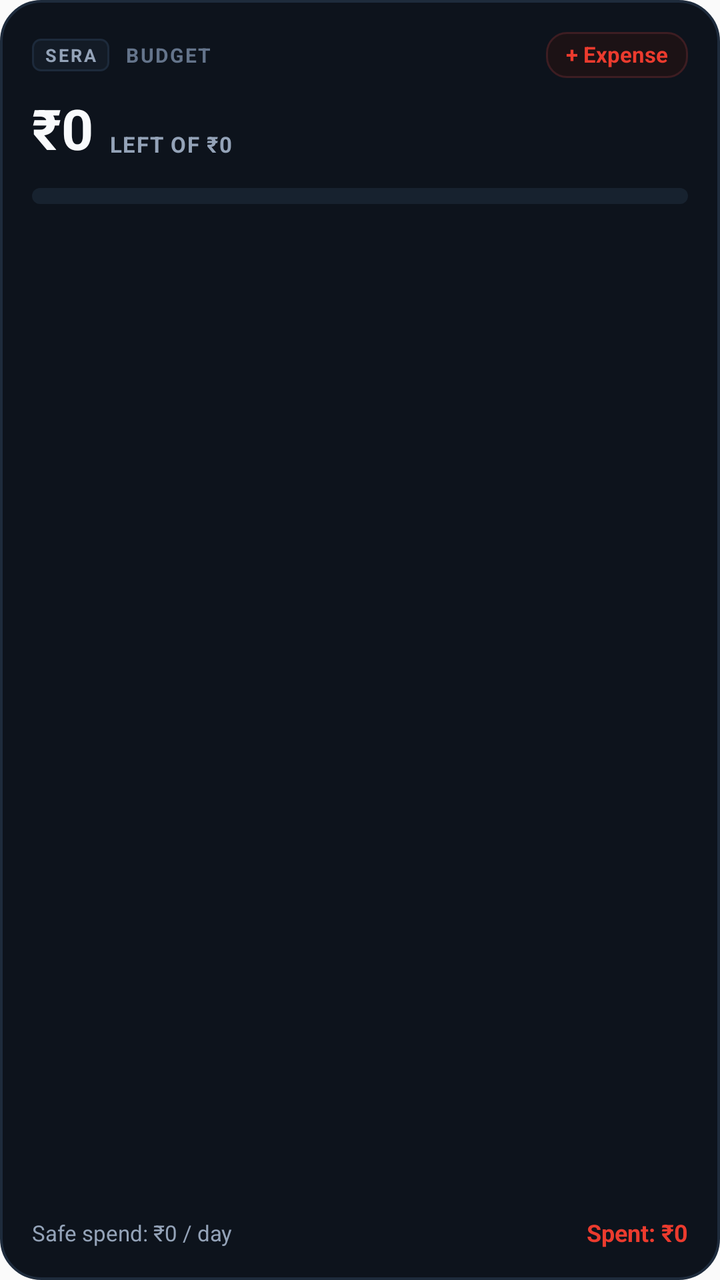
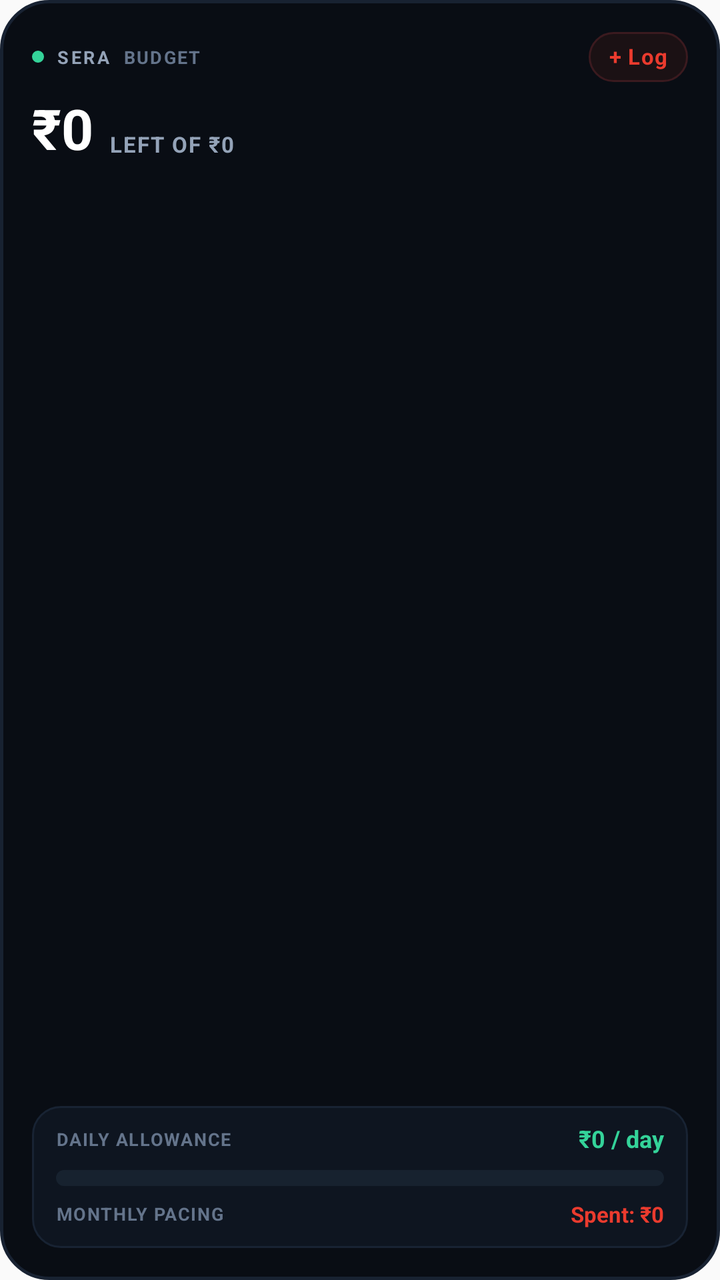

Before-and-after screenshots of an Android layout around one commit, followed by the original layout XML and the change that was made.
<!-- AndroidManifest.xml: application theme AppTheme -->
<!-- res/layout/sera_widget_budget.xml -->
<?xml version="1.0" encoding="utf-8"?>
<LinearLayout xmlns:android="http://schemas.android.com/apk/res/android"
    android:id="@+id/widget_budget_root"
    android:layout_width="match_parent"
    android:layout_height="match_parent"
    android:background="@drawable/widget_card_bg"
    android:orientation="vertical"
    android:padding="16dp">

    
    <LinearLayout
        android:layout_width="match_parent"
        android:layout_height="wrap_content"
        android:gravity="center_vertical"
        android:orientation="horizontal">

        <LinearLayout
            android:layout_width="0dp"
            android:layout_height="wrap_content"
            android:layout_weight="1"
            android:gravity="center_vertical"
            android:orientation="horizontal">

            <TextView
                android:layout_width="wrap_content"
                android:layout_height="wrap_content"
                android:background="@drawable/widget_pill_badge_bg"
                android:letterSpacing="0.12"
                android:paddingStart="6dp"
                android:paddingTop="2dp"
                android:paddingEnd="6dp"
                android:paddingBottom="2dp"
                android:text="SERA"
                android:textColor="#94A3B8"
                android:textSize="9sp"
                android:textStyle="bold" />

            <TextView
                android:layout_width="wrap_content"
                android:layout_height="wrap_content"
                android:layout_marginStart="8dp"
                android:ellipsize="end"
                android:letterSpacing="0.08"
                android:maxLines="1"
                android:text="BUDGET"
                android:textColor="#64748B"
                android:textSize="10sp"
                android:textStyle="bold" />
        </LinearLayout>

        <TextView
            android:id="@+id/btn_budget_add_expense"
            android:layout_width="wrap_content"
            android:layout_height="wrap_content"
            android:background="@drawable/widget_btn_expense_bg"
            android:includeFontPadding="false"
            android:maxLines="1"
            android:paddingStart="10dp"
            android:paddingTop="5dp"
            android:paddingEnd="10dp"
            android:paddingBottom="5dp"
            android:text="+ Expense"
            android:textColor="#EB3B2E"
            android:textSize="11sp"
            android:textStyle="bold" />
    </LinearLayout>

    
    <LinearLayout
        android:layout_width="match_parent"
        android:layout_height="wrap_content"
        android:layout_marginTop="10dp"
        android:baselineAligned="false"
        android:gravity="bottom"
        android:orientation="horizontal">

        <TextView
            android:id="@+id/widget_budget_remaining"
            android:layout_width="wrap_content"
            android:layout_height="wrap_content"
            android:includeFontPadding="false"
            android:text="₹0"
            android:textColor="#F8FAFC"
            android:textSize="28sp"
            android:textStyle="bold" />

        <TextView
            android:id="@+id/widget_budget_total"
            android:layout_width="wrap_content"
            android:layout_height="wrap_content"
            android:layout_marginStart="8dp"
            android:layout_marginBottom="3dp"
            android:ellipsize="end"
            android:includeFontPadding="false"
            android:letterSpacing="0.05"
            android:maxLines="1"
            android:text="LEFT OF ₹0"
            android:textColor="#94A3B8"
            android:textSize="11sp"
            android:textStyle="bold" />
    </LinearLayout>

    
    <ProgressBar
        android:id="@+id/widget_budget_progress"
        style="?android:attr/progressBarStyleHorizontal"
        android:layout_width="match_parent"
        android:layout_height="8dp"
        android:layout_marginTop="12dp"
        android:max="100"
        android:progress="0"
        android:progressDrawable="@drawable/widget_progress_bar" />

    
    <FrameLayout
        android:layout_width="match_parent"
        android:layout_height="0dp"
        android:layout_weight="1" />

    
    <LinearLayout
        android:layout_width="match_parent"
        android:layout_height="wrap_content"
        android:layout_marginTop="8dp"
        android:gravity="center_vertical"
        android:orientation="horizontal">

        <TextView
            android:id="@+id/widget_budget_daily_pace"
            android:layout_width="0dp"
            android:layout_height="wrap_content"
            android:layout_weight="1"
            android:ellipsize="end"
            android:includeFontPadding="false"
            android:maxLines="1"
            android:text="Safe spend: ₹0 / day"
            android:textColor="#94A3B8"
            android:textSize="11sp" />

        <TextView
            android:id="@+id/widget_budget_spent_total"
            android:layout_width="wrap_content"
            android:layout_height="wrap_content"
            android:includeFontPadding="false"
            android:maxLines="1"
            android:text="Spent: ₹0"
            android:textColor="#EB3B2E"
            android:textSize="12sp"
            android:textStyle="bold" />
    </LinearLayout>
</LinearLayout>
<!-- resources referenced by this layout -->
<resources>
  <!-- drawable widget_btn_expense_bg (drawable) -->
  <?xml version="1.0" encoding="utf-8"?>
  <shape xmlns:android="http://schemas.android.com/apk/res/android"
      android:shape="rectangle">
      <solid android:color="#1C1215" />
      <corners android:radius="10dp" />
      <stroke
          android:width="1dp"
          android:color="#3D1D22" />
  </shape>
  <!-- drawable widget_card_bg (drawable) -->
  <?xml version="1.0" encoding="utf-8"?>
  <shape xmlns:android="http://schemas.android.com/apk/res/android"
      android:shape="rectangle">
      <solid android:color="#0D131C" />
      <corners android:radius="20dp" />
      <stroke
          android:width="1.2dp"
          android:color="#1E2B3C" />
  </shape>
  <!-- drawable widget_pill_badge_bg (drawable) -->
  <?xml version="1.0" encoding="utf-8"?>
  <shape xmlns:android="http://schemas.android.com/apk/res/android"
      android:shape="rectangle">
      <solid android:color="#131B26" />
      <corners android:radius="4dp" />
      <stroke
          android:width="1dp"
          android:color="#1D2A3B" />
  </shape>
  <!-- drawable widget_progress_bar (drawable) -->
  <?xml version="1.0" encoding="utf-8"?>
  <layer-list xmlns:android="http://schemas.android.com/apk/res/android">
      <item android:id="@android:id/background">
          <shape>
              <corners android:radius="4dp" />
              <solid android:color="#17222F" />
          </shape>
      </item>
      <item android:id="@android:id/progress">
          <clip>
              <shape>
                  <corners android:radius="4dp" />
                  <solid android:color="#34D399" />
              </shape>
          </clip>
      </item>
  </layer-list>
  <style name="AppTheme" parent="Theme.AppCompat.DayNight.NoActionBar">
          
          <item name="android:editTextBackground">@drawable/rn_edit_text_material</item>
      </style>
  <!-- drawable rn_edit_text_material (drawable) -->
  <?xml version="1.0" encoding="utf-8"?>
  <inset xmlns:android="http://schemas.android.com/apk/res/android"
         android:insetLeft="@dimen/abc_edit_text_inset_horizontal_material"
         android:insetRight="@dimen/abc_edit_text_inset_horizontal_material"
         android:insetTop="@dimen/abc_edit_text_inset_top_material"
         android:insetBottom="@dimen/abc_edit_text_inset_bottom_material"
         >
  
      <selector>
          
          <item android:state_enabled="false" android:drawable="@drawable/abc_textfield_default_mtrl_alpha"/>
          <item android:drawable="@drawable/abc_textfield_activated_mtrl_alpha"/>
      </selector>
  
  </inset>
</resources>

<!-- the commit's change to res/layout/sera_widget_budget.xml (unified diff, before → after) -->
@@ -21,15 +21,17 @@
             android:gravity="center_vertical"
             android:orientation="horizontal">
 
+            <ImageView
+                android:layout_width="6dp"
+                android:layout_height="6dp"
+                android:contentDescription="Live"
+                android:src="@drawable/widget_dot_live" />
+
             <TextView
                 android:layout_width="wrap_content"
                 android:layout_height="wrap_content"
-                android:background="@drawable/widget_pill_badge_bg"
-                android:letterSpacing="0.12"
-                android:paddingStart="6dp"
-                android:paddingTop="2dp"
-                android:paddingEnd="6dp"
-                android:paddingBottom="2dp"
+                android:layout_marginStart="6dp"
+                android:letterSpacing="0.14"
                 android:text="SERA"
                 android:textColor="#94A3B8"
                 android:textSize="9sp"
@@ -38,13 +40,13 @@
             <TextView
                 android:layout_width="wrap_content"
                 android:layout_height="wrap_content"
-                android:layout_marginStart="8dp"
+                android:layout_marginStart="6dp"
                 android:ellipsize="end"
                 android:letterSpacing="0.08"
                 android:maxLines="1"
                 android:text="BUDGET"
                 android:textColor="#64748B"
-                android:textSize="10sp"
+                android:textSize="9sp"
                 android:textStyle="bold" />
         </LinearLayout>
 
@@ -54,12 +56,13 @@
             android:layout_height="wrap_content"
             android:background="@drawable/widget_btn_expense_bg"
             android:includeFontPadding="false"
+            android:letterSpacing="0.04"
             android:maxLines="1"
             android:paddingStart="10dp"
-            android:paddingTop="5dp"
+            android:paddingTop="6dp"
             android:paddingEnd="10dp"
-            android:paddingBottom="5dp"
-            android:text="+ Expense"
+            android:paddingBottom="6dp"
+            android:text="+ Log"
             android:textColor="#EB3B2E"
             android:textSize="11sp"
             android:textStyle="bold" />
@@ -69,7 +72,7 @@
     <LinearLayout
         android:layout_width="match_parent"
         android:layout_height="wrap_content"
-        android:layout_marginTop="10dp"
+        android:layout_marginTop="8dp"
         android:baselineAligned="false"
         android:gravity="bottom"
         android:orientation="horizontal">
@@ -80,7 +83,7 @@
             android:layout_height="wrap_content"
             android:includeFontPadding="false"
             android:text="₹0"
-            android:textColor="#F8FAFC"
+            android:textColor="#FFFFFF"
             android:textSize="28sp"
             android:textStyle="bold" />
 
@@ -92,24 +95,13 @@
             android:layout_marginBottom="3dp"
             android:ellipsize="end"
             android:includeFontPadding="false"
-            android:letterSpacing="0.05"
+            android:letterSpacing="0.06"
             android:maxLines="1"
             android:text="LEFT OF ₹0"
             android:textColor="#94A3B8"
             android:textSize="11sp"
             android:textStyle="bold" />
     </LinearLayout>
-
-    
-    <ProgressBar
-        android:id="@+id/widget_budget_progress"
-        style="?android:attr/progressBarStyleHorizontal"
-        android:layout_width="match_parent"
-        android:layout_height="8dp"
-        android:layout_marginTop="12dp"
-        android:max="100"
-        android:progress="0"
-        android:progressDrawable="@drawable/widget_progress_bar" />
 
     
     <FrameLayout
@@ -121,31 +113,84 @@
     <LinearLayout
         android:layout_width="match_parent"
         android:layout_height="wrap_content"
-        android:layout_marginTop="8dp"
-        android:gravity="center_vertical"
-        android:orientation="horizontal">
+        android:background="@drawable/widget_item_bg"
+        android:orientation="vertical"
+        android:paddingStart="12dp"
+        android:paddingTop="10dp"
+        android:paddingEnd="12dp"
+        android:paddingBottom="10dp">
 
-        <TextView
-            android:id="@+id/widget_budget_daily_pace"
-            android:layout_width="0dp"
+        <LinearLayout
+            android:layout_width="match_parent"
             android:layout_height="wrap_content"
-            android:layout_weight="1"
-            android:ellipsize="end"
-            android:includeFontPadding="false"
-            android:maxLines="1"
-            android:text="Safe spend: ₹0 / day"
-            android:textColor="#94A3B8"
-            android:textSize="11sp" />
+            android:gravity="center_vertical"
+            android:orientation="horizontal">
 
-        <TextView
-            android:id="@+id/widget_budget_spent_total"
-            android:layout_width="wrap_content"
+            <TextView
+                android:layout_width="0dp"
+                android:layout_height="wrap_content"
+                android:layout_weight="1"
+                android:ellipsize="end"
+                android:includeFontPadding="false"
+                android:letterSpacing="0.06"
+                android:maxLines="1"
+                android:text="DAILY ALLOWANCE"
+                android:textColor="#64748B"
+                android:textSize="9sp"
+                android:textStyle="bold" />
+
+            <TextView
+                android:id="@+id/widget_budget_daily_pace"
+                android:layout_width="wrap_content"
+                android:layout_height="wrap_content"
+                android:includeFontPadding="false"
+                android:maxLines="1"
+                android:text="₹0 / day"
+                android:textColor="#34D399"
+                android:textSize="12sp"
+                android:textStyle="bold" />
+        </LinearLayout>
+
+        <ProgressBar
+            android:id="@+id/widget_budget_progress"
+            style="?android:attr/progressBarStyleHorizontal"
+            android:layout_width="match_parent"
+            android:layout_height="8dp"
+            android:layout_marginTop="8dp"
+            android:layout_marginBottom="8dp"
+            android:max="100"
+            android:progress="0"
+            android:progressDrawable="@drawable/widget_progress_bar" />
+
+        <LinearLayout
+            android:layout_width="match_parent"
             android:layout_height="wrap_content"
-            android:includeFontPadding="false"
-            android:maxLines="1"
-            android:text="Spent: ₹0"
-            android:textColor="#EB3B2E"
-            android:textSize="12sp"
-            android:textStyle="bold" />
+            android:gravity="center_vertical"
+            android:orientation="horizontal">
+
+            <TextView
+                android:layout_width="0dp"
+                android:layout_height="wrap_content"
+                android:layout_weight="1"
+                android:ellipsize="end"
+                android:includeFontPadding="false"
+                android:letterSpacing="0.06"
+                android:maxLines="1"
+                android:text="MONTHLY PACING"
+                android:textColor="#64748B"
+                android:textSize="9sp"
+                android:textStyle="bold" />
+
+            <TextView
+                android:id="@+id/widget_budget_spent_total"
+                android:layout_width="wrap_content"
+                android:layout_height="wrap_content"
+                android:includeFontPadding="false"
+                android:maxLines="1"
+                android:text="Spent: ₹0"
+                android:textColor="#EB3B2E"
+                android:textSize="11sp"
+                android:textStyle="bold" />
+        </LinearLayout>
     </LinearLayout>
 </LinearLayout>
<!-- resource entries referenced after the edit -->
@@ -4,31 +4,40 @@
   <?xml version="1.0" encoding="utf-8"?>
   <shape xmlns:android="http://schemas.android.com/apk/res/android"
       android:shape="rectangle">
-      <solid android:color="#1C1215" />
-      <corners android:radius="10dp" />
+      <solid android:color="#1B1114" />
+      <corners android:radius="12dp" />
       <stroke
           android:width="1dp"
-          android:color="#3D1D22" />
+          android:color="#3B1A1F" />
   </shape>
   <!-- drawable widget_card_bg (drawable) -->
   <?xml version="1.0" encoding="utf-8"?>
   <shape xmlns:android="http://schemas.android.com/apk/res/android"
       android:shape="rectangle">
-      <solid android:color="#0D131C" />
-      <corners android:radius="20dp" />
+      <solid android:color="#090D14" />
+      <corners android:radius="24dp" />
       <stroke
-          android:width="1.2dp"
-          android:color="#1E2B3C" />
+          android:width="1.5dp"
+          android:color="#182232" />
   </shape>
-  <!-- drawable widget_pill_badge_bg (drawable) -->
+  <!-- drawable widget_dot_live (drawable) -->
+  <?xml version="1.0" encoding="utf-8"?>
+  <shape xmlns:android="http://schemas.android.com/apk/res/android"
+      android:shape="oval">
+      <solid android:color="#34D399" />
+      <size
+          android:width="6dp"
+          android:height="6dp" />
+  </shape>
+  <!-- drawable widget_item_bg (drawable) -->
   <?xml version="1.0" encoding="utf-8"?>
   <shape xmlns:android="http://schemas.android.com/apk/res/android"
       android:shape="rectangle">
-      <solid android:color="#131B26" />
-      <corners android:radius="4dp" />
+      <solid android:color="#0E1520" />
+      <corners android:radius="14dp" />
       <stroke
           android:width="1dp"
-          android:color="#1D2A3B" />
+          android:color="#182333" />
   </shape>
   <!-- drawable widget_progress_bar (drawable) -->
   <?xml version="1.0" encoding="utf-8"?>
